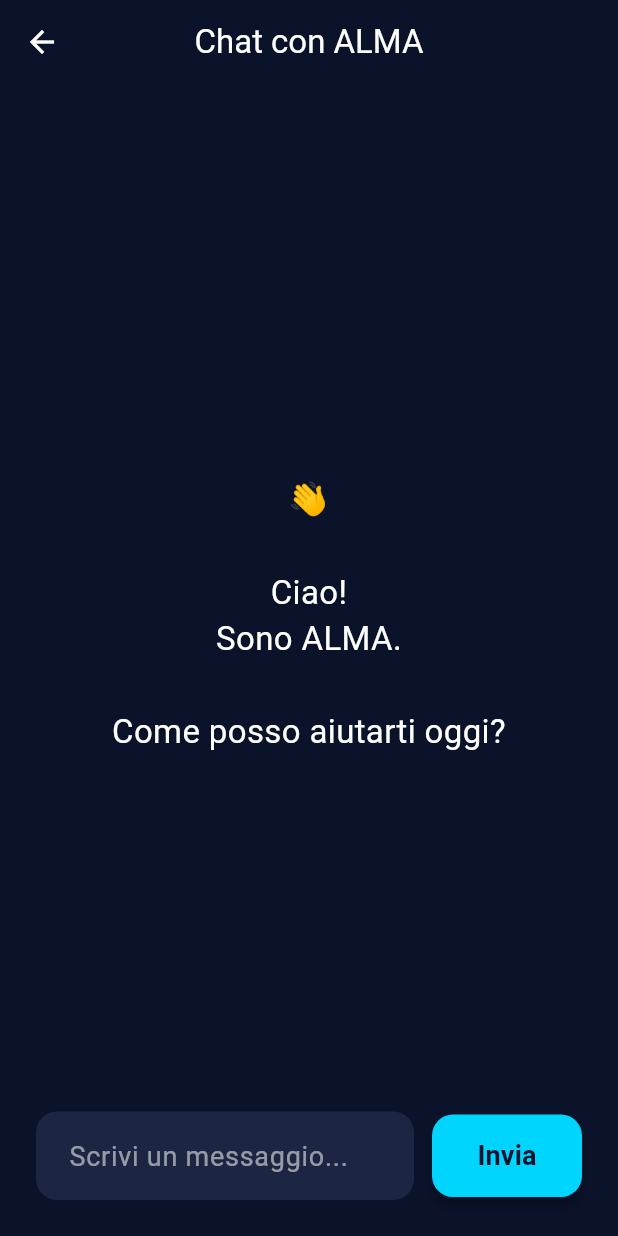
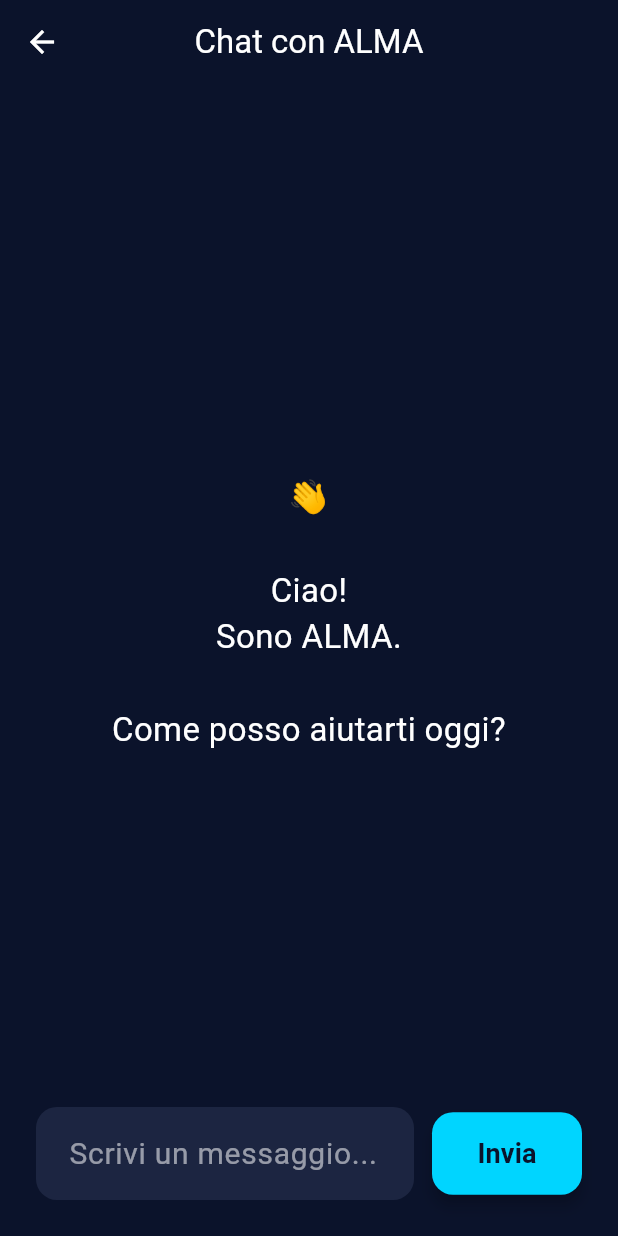
Before and after one commit to erossidev/ALMA, a Flutter app: the screen it shows after launch, after a tap on "Inizia", on a phone screen of 412 x 824 dp. Run offline on Flutter 3.47's test engine with Material 3 defaults, Android fonts, the phone set to English and light mode, and no system bars; our stand-ins replace flutter_dotenv.

Commit message:
ALMA v0.1 - Backend Node.js e architettura AI

```diff
--- /dev/null
+++ b/app/lib/core/ai/ai_manager.dart
@@ -0,0 +1,12 @@
+import 'ai_provider.dart';
+import 'providers/openai_provider.dart';
+
+class AIManager {
+  final AIProvider _provider;
+
+  AIManager() : _provider = OpenAIProvider();
+
+  Future<String> getResponse(String message) async {
+    return await _provider.sendMessage(message);
+  }
+}
--- /dev/null
+++ b/app/lib/core/ai/ai_provider.dart
@@ -0,0 +1,3 @@
+abstract class AIProvider {
+  Future<String> sendMessage(String message);
+}
--- /dev/null
+++ b/app/lib/core/services/chat_service.dart
@@ -0,0 +1,9 @@
+import '../ai/ai_manager.dart';
+
+class ChatService {
+  final AIManager _aiManager = AIManager();
+
+  Future<String> getResponse(String message) async {
+    return await _aiManager.getResponse(message);
+  }
+}
--- a/app/lib/core/theme/alma_theme.dart
+++ b/app/lib/core/theme/alma_theme.dart
@@ -20,7 +20,7 @@ class AlmaTheme {
 
         textTheme: const TextTheme(
           headlineLarge: TextStyle(
-            fontSize: 42,
+            fontSize: 48,
             fontWeight: FontWeight.bold,
             color: Colors.white,
           ),
@@ -31,8 +31,8 @@ class AlmaTheme {
           ),
 
           bodyLarge: TextStyle(
-            fontSize: 18,
-            color: Colors.white70,
+            fontSize: 20,
+            color: Color(0xFF00D5FF),
           ),
         ),
       );
--- a/app/lib/main.dart
+++ b/app/lib/main.dart
@@ -1,7 +1,12 @@
 import 'package:flutter/material.dart';
+import 'package:flutter_dotenv/flutter_dotenv.dart';
 
 import 'app.dart';
 
-void main() {
+Future<void> main() async {
+  WidgetsFlutterBinding.ensureInitialized();
+
+  await dotenv.load(fileName: ".env");
+
   runApp(const AlmaApp());
 }
--- a/app/pubspec.yaml
+++ b/app/pubspec.yaml
@@ -35,6 +35,9 @@ dependencies:
   # Use with the CupertinoIcons class for iOS style icons.
   cupertino_icons: ^1.0.8
 
+  http: ^1.2.2
+  flutter_dotenv: ^5.2.1
+
 dev_dependencies:
   flutter_test:
     sdk: flutter
@@ -58,6 +61,7 @@ flutter:
   uses-material-design: true
   assets:
     - assets/images/
+    - .env
   # To add assets to your application, add an assets section, like this:
   # assets:
   #   - images/a_dot_burr.jpeg
```
Also changed, not shown: app/lib/core/ai/providers/openai_provider.dart (added, +31 -0 lines), app/lib/features/chat/chat_page.dart (+7 -5 lines), app/flutter_01.png (added), app/pubspec.lock, 5 other files.
